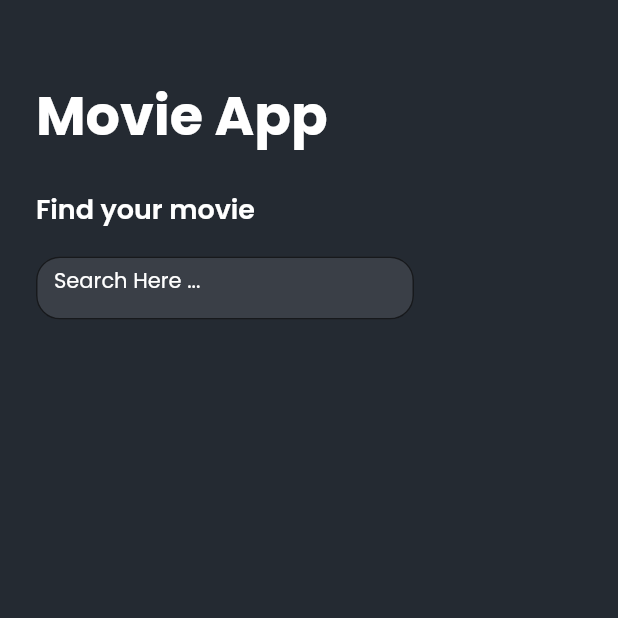
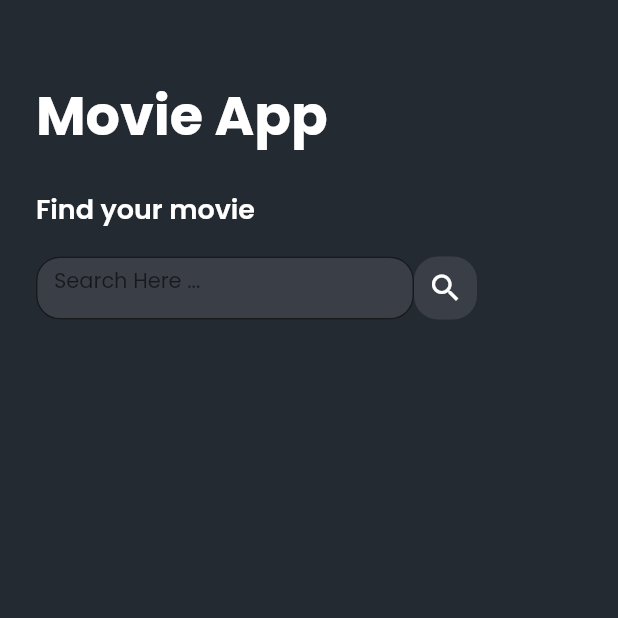
Before and after one commit to ikhwanizh/movie_app, a Flutter app: the screen it shows after launch, on a phone screen of 412 x 824 dp, the top half of it. Run offline on Flutter 3.47's test engine with Material 2 defaults, Android fonts, the phone set to English and light mode, and no system bars; our stand-ins replace google_fonts.

Commit message:
first commit

```diff
--- a/lib/pages/home_page.dart
+++ b/lib/pages/home_page.dart
@@ -50,6 +50,9 @@ class HomePage extends StatelessWidget {
                     height: 42,
                     width: 252,
                     child: TextField(
+                      style: whiteTextStyle.copyWith(
+                        fontSize: 14,
+                      ),
                       decoration: InputDecoration(
                         border: OutlineInputBorder(
                           borderRadius: BorderRadius.circular(16),
@@ -57,10 +60,23 @@ class HomePage extends StatelessWidget {
                         filled: true,
                         fillColor: secondaryBlackColor,
                         hintText: 'Search Here ...',
-                        hintStyle: whiteTextStyle.copyWith(
-                          fontSize: 14,
-                        ),
+                        // labelText: 'Search Here ...',
+                        // labelStyle: whiteTextStyle.copyWith(
+                        //   fontSize: 14,
+                        // ),
                       ),
+                    ),
+                  ),
+                  Container(
+                    height: 42,
+                    width: 42,
+                    decoration: BoxDecoration(
+                      borderRadius: BorderRadius.circular(16),
+                      color: secondaryBlackColor,
+                    ),
+                    child: const Icon(
+                      Icons.search,
+                      color: whiteColor,
                     ),
                   ),
                 ],
```
